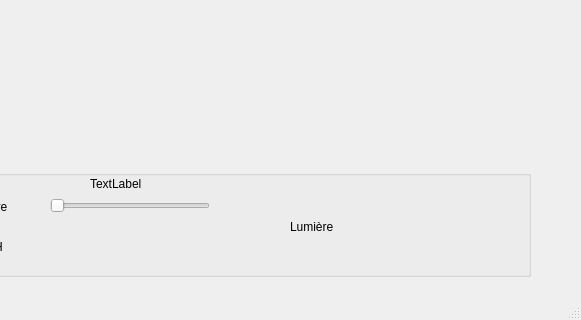
eliraudcoel/aquarium, file mainwindow.ui: the form before one commit; both pictures show x 120 to 701 and y 170 to 490 of the 701 by 490 pixel window.
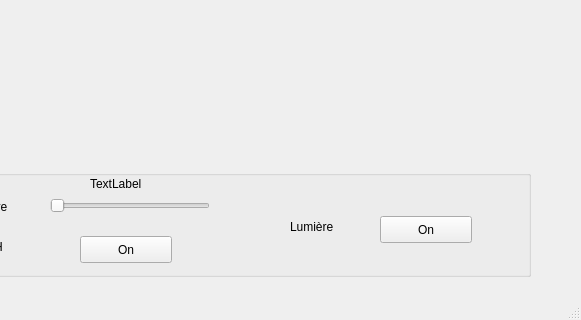
The form after the commit. Custom widgets are drawn as their Qt base class.

Commit message: Ajout des boutons et du slider

Diff of the .ui file:
```diff
--- a/mainwindow.ui
+++ b/mainwindow.ui
@@ -91,6 +91,42 @@
       <string>TextLabel</string>
      </property>
     </widget>
+    <widget class="QPushButton" name="btn_ph">
+     <property name="geometry">
+      <rect>
+       <x>170</x>
+       <y>80</y>
+       <width>92</width>
+       <height>27</height>
+      </rect>
+     </property>
+     <property name="text">
+      <string>On</string>
+     </property>
+    </widget>
+    <widget class="QPushButton" name="btn_light">
+     <property name="geometry">
+      <rect>
+       <x>470</x>
+       <y>60</y>
+       <width>92</width>
+       <height>27</height>
+      </rect>
+     </property>
+     <property name="text">
+      <string>On</string>
+     </property>
+    </widget>
+   </widget>
+   <widget class="QCustomPlot" name="widget" native="true">
+    <property name="geometry">
+     <rect>
+      <x>79</x>
+      <y>29</y>
+      <width>531</width>
+      <height>241</height>
+     </rect>
+    </property>
    </widget>
   </widget>
   <widget class="QMenuBar" name="menuBar">
@@ -144,6 +180,14 @@
   <widget class="QStatusBar" name="statusBar"/>
  </widget>
  <layoutdefault spacing="6" margin="11"/>
+ <customwidgets>
+  <customwidget>
+   <class>QCustomPlot</class>
+   <extends>QWidget</extends>
+   <header>qcustomplot.h</header>
+   <container>1</container>
+  </customwidget>
+ </customwidgets>
  <resources/>
  <connections/>
 </ui>
```
Left out of the diff: 4 changed lines with no effect on the pictures. The commit also changes 6 other files.
